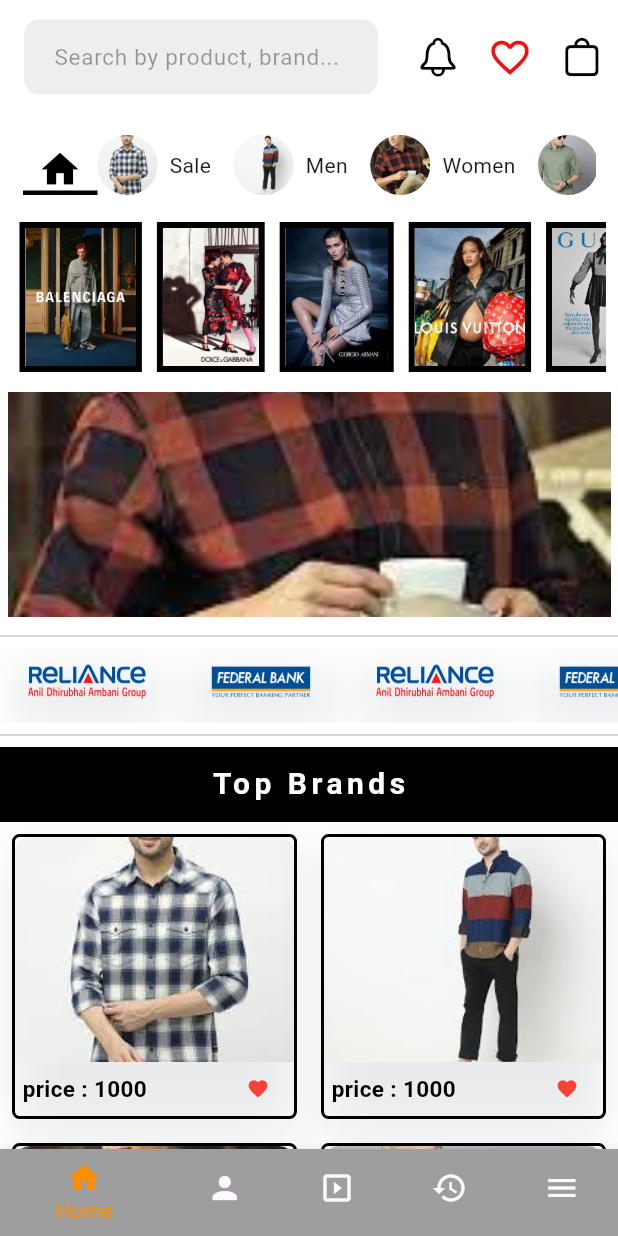
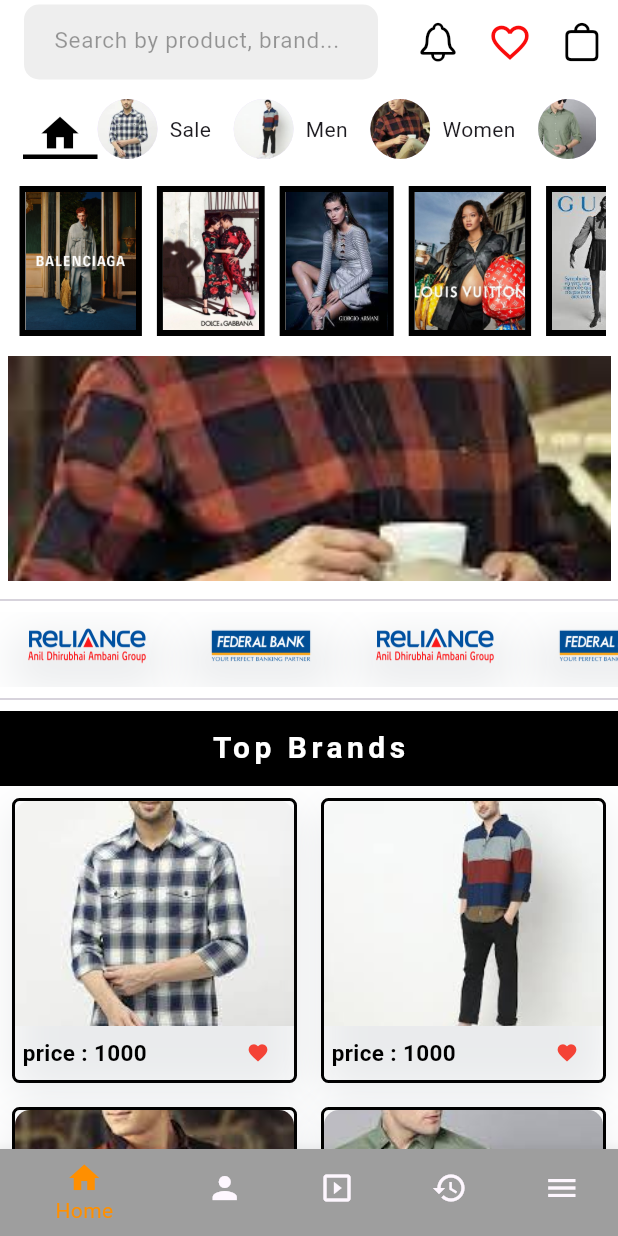
Before and after one commit to sharath-616/shopcart, a Flutter app: the screen it shows after launch, on a phone screen of 412 x 824 dp. Run offline on Flutter 3.47's test engine with Material 3 defaults, Android fonts, the phone set to English and light mode, and no system bars; our stand-ins replace flutter_spinkit, go_router.

Commit message:
new changes

```diff
--- a/lib/Screens/CartPage/Components/body.dart
+++ b/lib/Screens/CartPage/Components/body.dart
@@ -1,4 +1,6 @@
 import 'package:flutter/material.dart';
+import 'package:go_router/go_router.dart';
+import 'package:shopcart/Screens/HomePage/home_page.dart';
 import 'package:shopcart/Widgets/custom_appbar.dart';
 
 class Body extends StatelessWidget {
@@ -6,8 +8,24 @@
 
   @override
   Widget build(BuildContext context) {
-    return  const Scaffold(
-     appBar: PreferredSize(preferredSize: Size(double.infinity, 80), child: ShopAppBar()),
+    return Scaffold(
+      backgroundColor: Colors.white,
+      appBar: PreferredSize(
+        preferredSize: const Size(double.infinity, 80),
+        child: CustomAppbar(
+          leading: IconButton(
+            onPressed: () {
+              context.go(HomePage.classId);
+            },
+            icon: const Icon(
+              Icons.arrow_back,
+              size: 30,
+              color: Colors.black,
+            ),
+          ),
+          title: 'CartPage',
+        ),
+      ),
     );
   }
 }
--- a/lib/Screens/HomePage/Coponents/body.dart
+++ b/lib/Screens/HomePage/Coponents/body.dart
@@ -1,3 +1,4 @@
+import 'package:flutter/cupertino.dart';
 import 'package:flutter/material.dart';
 import 'package:flutter_spinkit/flutter_spinkit.dart';
 import 'package:provider/provider.dart';
@@ -17,28 +18,37 @@
   Widget build(BuildContext context) {
     return Scaffold(
       backgroundColor: Colors.white,
-      appBar: const PreferredSize(
-        preferredSize: Size(double.infinity, 80),
-        child: ShopAppBar(),
-      ),
       body: Consumer<HomePageProvider>(
         builder: (context, homePageProvider, child) {
-          if (homePageProvider.isLoading) {
-            return const Center(
+          return Column(
+            children: [
+              PreferredSize(
+                preferredSize: const Size(double.infinity, 80),
+                child: CustomAppbar(
+                  bellFunctions: () {},
+                  favoriteFunctions: () {
+                    homePageProvider.clickedfavor();
+                  },
+                  cartFunction: () {},
+                  bellIcons: CupertinoIcons.bell,
+                  favoriteIcons: homePageProvider.isfavor ? Icons.favorite : Icons.favorite_border,
+                  cartIcons: CupertinoIcons.bag,
+                  controller: homePageProvider.userSearchController,
+                ),
+              ),
+              Expanded(
+                child: homePageProvider.isLoading
+                    ? const Center(
                         child: SpinKitFadingCircle(
                           color: Color.fromARGB(255, 0, 0, 0),
                           size: 50.0,
                         ),
-            );
-          }
-
-          if (homePageProvider.itemImage.shirts.isEmpty) {
-            return const Center(
+                      )
+                    : homePageProvider.itemImage.shirts.isEmpty
+                        ? const Center(
                             child: Text('No items available'),
-            );
-          }
-
-          return const SingleChildScrollView(
+                          )
+                        : const SingleChildScrollView(
                             child: Column(
                               children: [
                                 HomepageCircleavatar(),
@@ -50,6 +60,9 @@
                                 GridGallery(),
                               ],
                             ),
+                          ),
+              ),
+            ],
           );
         },
       ),
--- a/lib/Widgets/custom_appbar.dart
+++ b/lib/Widgets/custom_appbar.dart
@@ -1,57 +1,31 @@
-import 'package:flutter/cupertino.dart';
 import 'package:flutter/material.dart';
-import 'package:provider/provider.dart';
-import 'package:shopcart/Provider/HomepageProvider/home_page_provider.dart';
-
-class ShopAppBar extends StatelessWidget {
-  const ShopAppBar({super.key});
-
-  @override
-  Widget build(BuildContext context) {
-    return Consumer<HomePageProvider>(
-      builder: (context, homePageProvider, child) => Padding(
-        padding: const EdgeInsets.only(top: 10, bottom: 10),
-        child: CustomAppbar(
-          bellFunctions: () {},
-          favoriteFunctions: () {
-            homePageProvider.clickedfavor();
-          },
-          cartFunction: () {},
-          bellIcons: CupertinoIcons.bell,
-          favoriteIcons: homePageProvider.isfavor ? Icons.favorite : Icons.favorite_border,
-          cartIcons: CupertinoIcons.bag,
-          controller: homePageProvider.userSearchController,
-        ),
-      ),
-    );
-  }
-}
-
-
-// ....................................................................
 
 class CustomAppbar extends StatelessWidget {
-  final void Function() bellFunctions;
-  final void Function() favoriteFunctions;
-  final void Function() cartFunction;
-  final IconData bellIcons;
-  final IconData favoriteIcons;
-  final IconData cartIcons;
+  final void Function()? bellFunctions;
+  final void Function()? favoriteFunctions;
+  final void Function()? cartFunction;
+  final IconData? bellIcons;
+  final IconData? favoriteIcons;
+  final IconData? cartIcons;
   final TextEditingController? controller;
   final String? Function(String?)? validator;
   final bool obscureText;
+  final String? title;
+  final Widget? leading; // Only this is needed for the leading icon/button
 
   const CustomAppbar({
     super.key,
-    required this.bellFunctions,
-    required this.favoriteFunctions,
-    required this.cartFunction,
-    required this.bellIcons,
-    required this.favoriteIcons,
-    required this.cartIcons,
+    this.bellFunctions,
+    this.favoriteFunctions,
+    this.cartFunction,
+    this.bellIcons,
+    this.favoriteIcons,
+    this.cartIcons,
     this.controller,
     this.validator,
     this.obscureText = false,
+    this.title,
+    this.leading,
   });
 
   @override
@@ -59,31 +33,43 @@
     return AppBar(
       backgroundColor: Colors.white,
       elevation: 0,
-      title: Container(
-        width: double.infinity,
+      leading: leading,
+      title: title != null
+          ? Text(
+              title!,
+              style: const TextStyle(
+                color: Colors.black,
+                fontSize: 20,
+                fontWeight: FontWeight.bold,
+              ),
+            )
+          : Container(
               height: 50,
               decoration: BoxDecoration(
                 color: Colors.grey[200],
                 borderRadius: BorderRadius.circular(10),
               ),
-        child: Center(
               child: Padding(
-            padding: const EdgeInsets.only(top: 0, bottom: 0, left: 5, right: 5),
+                padding: const EdgeInsets.symmetric(horizontal: 5),
                 child: TextFormField(
                   controller: controller,
                   validator: validator,
                   obscureText: obscureText,
                   decoration: const InputDecoration(
                     hintText: 'Search by product, brand...',
-                hintStyle: TextStyle(color: Colors.black38, fontSize: 15, fontWeight: FontWeight.normal),
+                    hintStyle: TextStyle(
+                      color: Colors.black38,
+                      fontSize: 15,
+                      fontWeight: FontWeight.normal,
+                    ),
                     border: InputBorder.none,
                     contentPadding: EdgeInsets.symmetric(horizontal: 15),
                   ),
                 ),
               ),
             ),
-      ),
       actions: [
+        if (bellIcons != null)
           IconButton(
             onPressed: bellFunctions,
             icon: Icon(
@@ -92,6 +78,7 @@
               color: Colors.black,
             ),
           ),
+        if (favoriteIcons != null)
           IconButton(
             onPressed: favoriteFunctions,
             icon: Icon(
@@ -100,6 +87,7 @@
               color: const Color.fromARGB(255, 250, 12, 12),
             ),
           ),
+        if (cartIcons != null)
           IconButton(
             onPressed: cartFunction,
             icon: Icon(
```
Also changed, not shown: lib/Const/const.dart (line endings or trailing spaces). Lines whose indentation alone changed are shown as unchanged.
